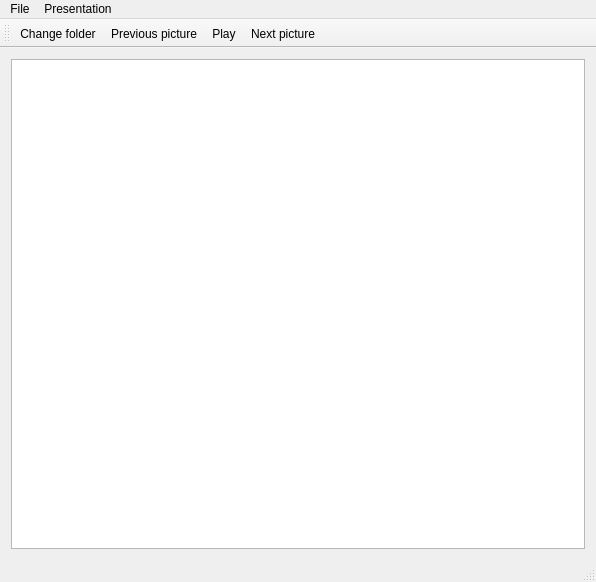
Qt form photoviewer.ui (DJI007/PhotoViewer-4) before a commit.
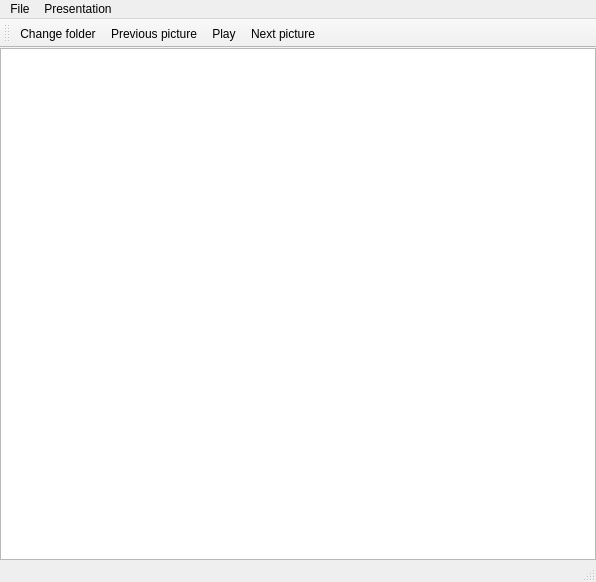
The same form after that commit. Icons and pictures are not drawn.

Commit message: Show resize picture, initial functionality for next and previous buttons and testing fullscreen mode

Diff of the .ui file:
```diff
--- a/photoviewer.ui
+++ b/photoviewer.ui
@@ -15,10 +15,32 @@
   </property>
   <widget class="QWidget" name="centralWidget">
    <layout class="QHBoxLayout" name="horizontalLayout">
+    <property name="spacing">
+     <number>0</number>
+    </property>
+    <property name="leftMargin">
+     <number>0</number>
+    </property>
+    <property name="topMargin">
+     <number>0</number>
+    </property>
+    <property name="rightMargin">
+     <number>0</number>
+    </property>
+    <property name="bottomMargin">
+     <number>0</number>
+    </property>
     <item>
      <layout class="QGridLayout" name="gridLayout">
+      <property name="spacing">
+       <number>6</number>
+      </property>
       <item row="0" column="0">
-       <widget class="QGraphicsView" name="gvPicture"/>
+       <widget class="QGraphicsView" name="gvPicture">
+        <property name="autoFillBackground">
+         <bool>true</bool>
+        </property>
+       </widget>
       </item>
      </layout>
     </item>
```
The commit also changes 2 other files.
